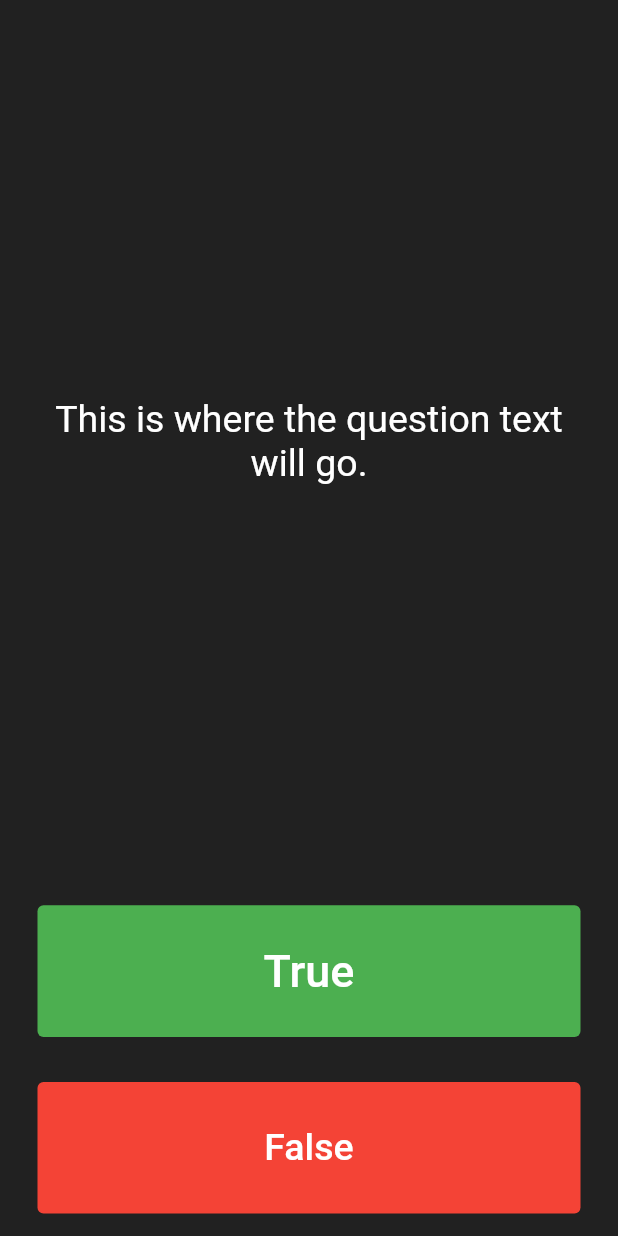
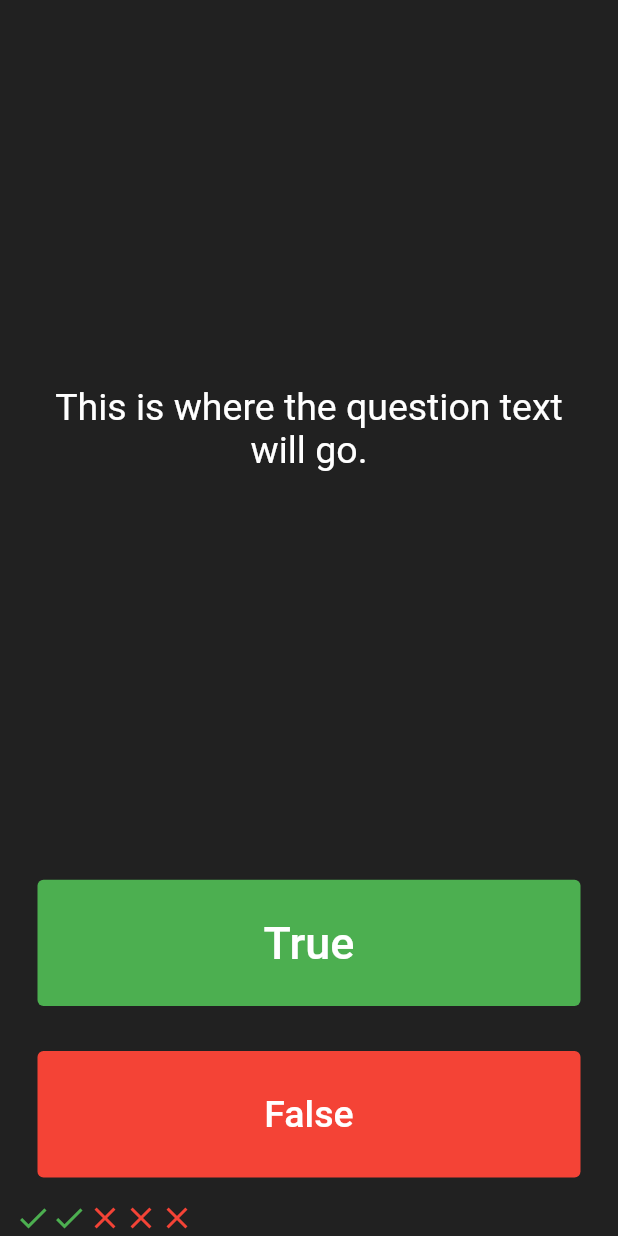
Before and after one commit to tobiasprima/quizzler_app, a Flutter app: the screen it shows after launch, on a phone screen of 412 x 824 dp. Run offline on Flutter 3.47's test engine with Material 2 defaults, Android fonts, the phone set to English and light mode, and no system bars.

Commit message:
Set the homepage

```diff
--- a/lib/main.dart
+++ b/lib/main.dart
@@ -31,6 +31,7 @@ class QuizPage extends StatefulWidget {
 }
 
 class _QuizPageState extends State<QuizPage> {
+  List scoreKeeper = [];
   @override
   Widget build(BuildContext context) {
     return Column(
@@ -83,7 +84,17 @@ class _QuizPageState extends State<QuizPage> {
               ),
             ),
           ),
+        ),
+        Row(
+          children: [
+            Icon(Icons.check, color: Colors.green),
+            Icon(Icons.check, color: Colors.green),
+            Icon(Icons.close, color: Colors.red),
+            Icon(Icons.close, color: Colors.red),
+            Icon(Icons.close, color: Colors.red),
+          ],
         )
-        ]);
+      ],
+    );
   }
 }
```
Lines whose indentation alone changed are shown as unchanged.
